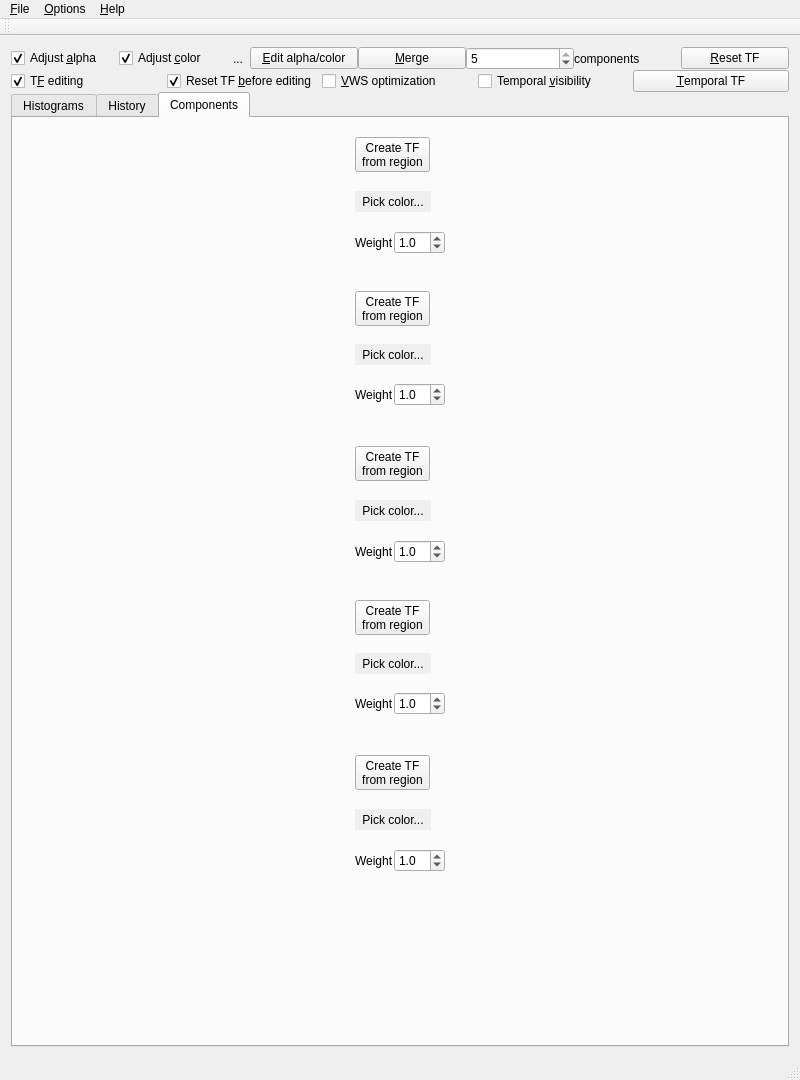
First picture: the form in QtCuda/mainwindow.ui, repository luosz/cuda-visibility, before the edit.
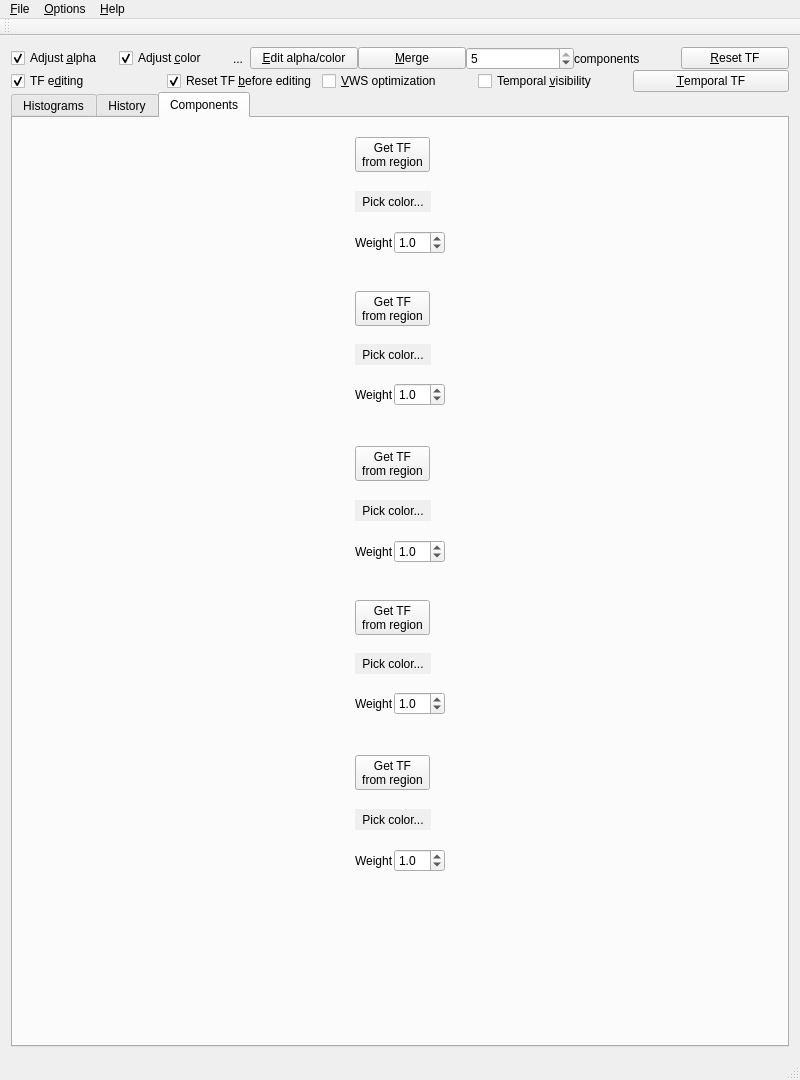
Second picture: the form after the edit.

Patch:
```diff
--- a/QtCuda/mainwindow.ui
+++ b/QtCuda/mainwindow.ui
@@ -180,8 +180,14 @@
            </property>
            <item>
             <widget class="QCheckBox" name="checkBox_3">
+             <property name="sizePolicy">
+              <sizepolicy hsizetype="Minimum" vsizetype="Fixed">
+               <horstretch>0</horstretch>
+               <verstretch>0</verstretch>
+              </sizepolicy>
+             </property>
              <property name="text">
-              <string>T&amp;F editing</string>
+              <string>TF e&amp;diting</string>
              </property>
              <property name="checked">
               <bool>true</bool>
@@ -431,7 +437,7 @@
                 <item row="0" column="0">
                  <widget class="QToolButton" name="toolButton_5">
                   <property name="text">
-                   <string>Create TF
+                   <string>Get TF
 from region</string>
                   </property>
                  </widget>
@@ -529,7 +535,7 @@
                 <item row="0" column="0">
                  <widget class="QToolButton" name="toolButton_6">
                   <property name="text">
-                   <string>Create TF
+                   <string>Get TF
 from region</string>
                   </property>
                  </widget>
@@ -565,7 +571,7 @@
                 <item row="0" column="0">
                  <widget class="QToolButton" name="toolButton_7">
                   <property name="text">
-                   <string>Create TF
+                   <string>Get TF
 from region</string>
                   </property>
                  </widget>
@@ -659,7 +665,7 @@
                 <item row="0" column="0">
                  <widget class="QToolButton" name="toolButton_10">
                   <property name="text">
-                   <string>Create TF
+                   <string>Get TF
 from region</string>
                   </property>
                  </widget>
@@ -744,7 +750,7 @@
                 <item row="0" column="0">
                  <widget class="QToolButton" name="toolButton_11">
                   <property name="text">
-                   <string>Create TF
+                   <string>Get TF
 from region</string>
                   </property>
                  </widget>
```
Left out of the diff: 66 changed lines with no effect on the pictures.
